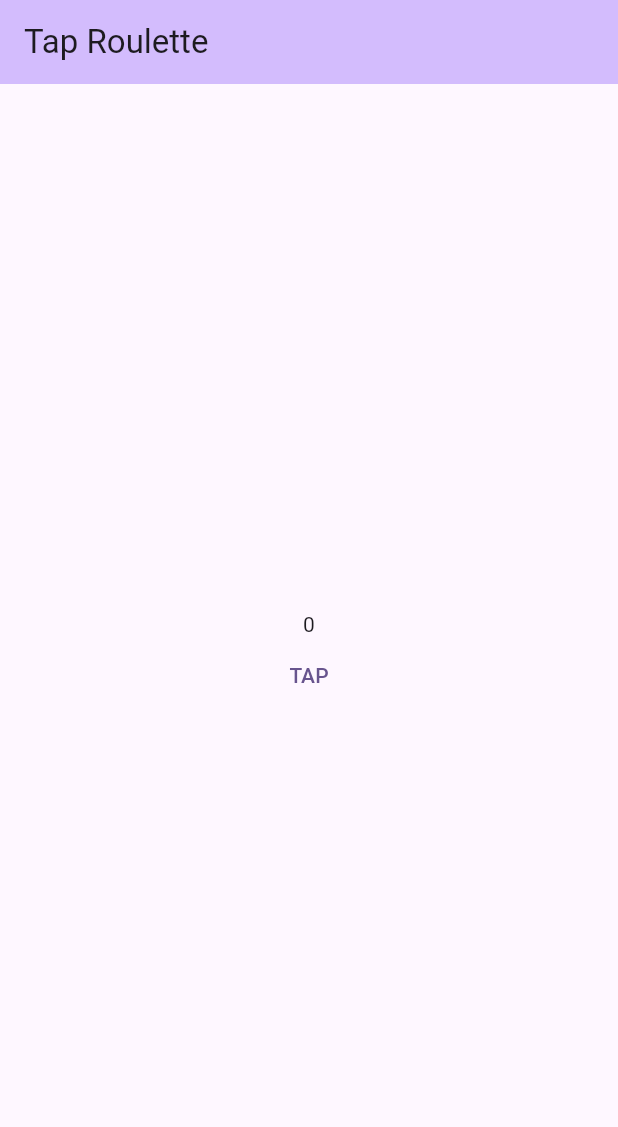
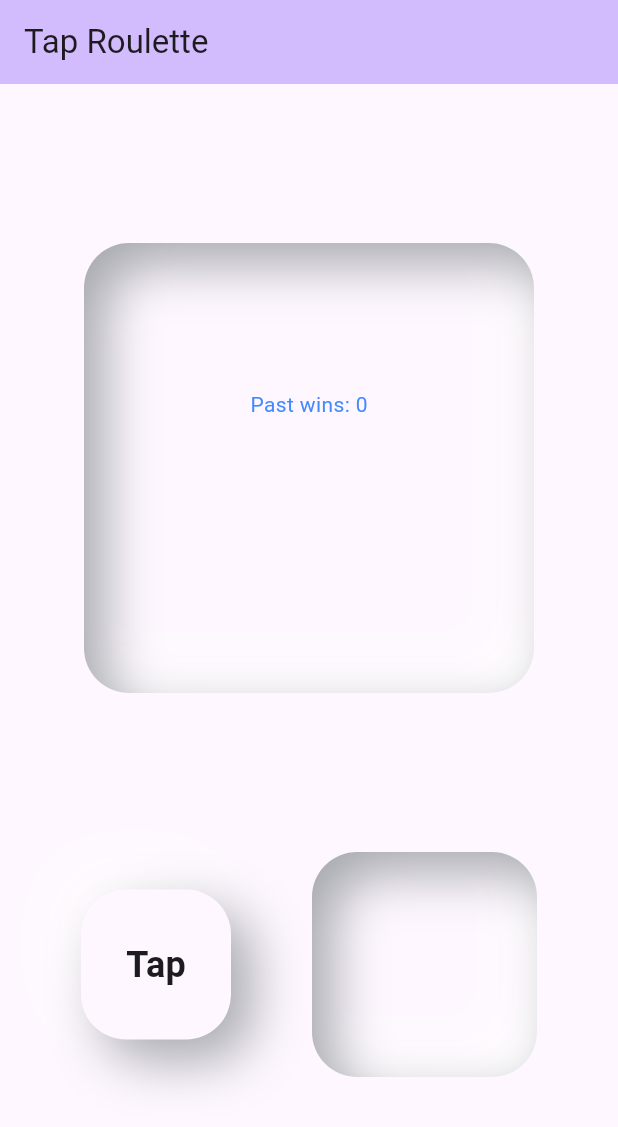
Before and after one commit to Michelphoenix98/tap_roulette, a Flutter app: the screen it shows after launch, on a phone screen of 412 x 824 dp. Shown: the top 1127 px of the screen. Run offline on Flutter 3.47's test engine with Material 3 defaults, Android fonts, the phone set to English and light mode, and no system bars; our stand-ins replace confetti, flutter_bloc, flutter_inset_box_shadow, freezed_annotation, hive; accounts and stored records are empty.

Commit message:
feat: fix beta

```diff
--- /dev/null
+++ b/lib/src/app/utils/string_utils.dart
@@ -0,0 +1,5 @@
+extension StringUtilsEx on String {
+  String capitalize() {
+    return "${this[0].toUpperCase()}${substring(1).toLowerCase()}";
+  }
+}
--- a/lib/src/home/blocs/home_tap/home_tap_cubit.dart
+++ b/lib/src/home/blocs/home_tap/home_tap_cubit.dart
@@ -30,11 +30,25 @@ class HomeTapCubit extends Cubit<HomeTapState> {
         ),
       );
     }
+    var isSuccess = randomNumber == currentSeconds;
     emit(
       state.copyWith(
-        result: randomNumber == currentSeconds ? HomeTapResult.success : HomeTapResult.retry,
+        randomNumber: randomNumber,
+        result: isSuccess ? HomeTapResult.success : HomeTapResult.retry,
         isLoading: false,
       ),
     );
+    if (isSuccess) {
+      await Future.delayed(
+        const Duration(milliseconds: 5000),
+      );
+
+      emit(
+        state.copyWith(
+          result: HomeTapResult.normal,
+          isLoading: false,
+        ),
+      );
+    }
   }
 }
--- a/lib/src/home/blocs/home_tap/home_tap_state.dart
+++ b/lib/src/home/blocs/home_tap/home_tap_state.dart
@@ -3,12 +3,14 @@ part of 'home_tap_cubit.dart';
 @freezed
 class HomeTapState with _$HomeTapState {
   const factory HomeTapState({
-    HomeTapResult? result,
+    @Default(HomeTapResult.normal) HomeTapResult result,
+    int? randomNumber,
     @Default(false) bool isLoading,
   }) = _HomeTapState;
 }
 
 enum HomeTapResult {
+  normal,
   success,
   retry,
 }
--- a/lib/src/home/views/tap_roulette_home_screen.dart
+++ b/lib/src/home/views/tap_roulette_home_screen.dart
@@ -1,20 +1,33 @@
+import 'dart:math';
+
+import 'package:confetti/confetti.dart';
 import 'package:flutter/material.dart';
 import 'package:flutter_bloc/flutter_bloc.dart';
 import 'package:tap_roulette/src/home/blocs/home_fetch/home_fetch_cubit.dart';
 import 'package:tap_roulette/src/home/blocs/home_tap/home_tap_cubit.dart';
 import 'package:tap_roulette/src/home/repositories/count/count.dart';
+import 'package:tap_roulette/src/home/widgets/random_number_display.dart';
+import 'package:tap_roulette/src/home/widgets/roulette_outcome_display.dart';
+import 'package:tap_roulette/src/home/widgets/tap_button.dart';
 
-class TapRouletteHomeScreen extends StatelessWidget {
+class TapRouletteHomeScreen extends StatefulWidget {
   const TapRouletteHomeScreen({super.key, required this.title});
 
   final String title;
+
+  @override
+  State<TapRouletteHomeScreen> createState() => _TapRouletteHomeScreenState();
+}
+
+class _TapRouletteHomeScreenState extends State<TapRouletteHomeScreen> {
+  final confettiController = ConfettiController();
 
   @override
   Widget build(BuildContext context) {
     return Scaffold(
       appBar: AppBar(
         backgroundColor: Theme.of(context).colorScheme.inversePrimary,
-        title: Text(title),
+        title: Text(widget.title),
       ),
       body: MultiBlocProvider(
         providers: [
@@ -30,31 +43,56 @@ class TapRouletteHomeScreen extends StatelessWidget {
           ),
         ],
         child: Builder(builder: (context) {
-          return Center(
-            child: Column(
-              mainAxisAlignment: MainAxisAlignment.center,
+          return BlocConsumer<HomeTapCubit, HomeTapState>(
+            listener: (_, state) {
+              if (state.result != null && state.result == HomeTapResult.success) {
+                confettiController.play();
+              }
+
+              if (state.result != null && state.result == HomeTapResult.normal) {
+                confettiController.stop();
+              }
+            },
+            builder: (_, state) => Center(
+              child: Stack(
+                alignment: Alignment.topCenter,
+                children: [
+                  Column(
+                    crossAxisAlignment: CrossAxisAlignment.center,
+                    mainAxisAlignment: MainAxisAlignment.spaceEvenly,
                     children: <Widget>[
-                BlocBuilder<HomeFetchCubit, HomeFetchState>(builder: (context, state) {
-                  return Text(state.count.toString());
-                }),
-                BlocBuilder<HomeTapCubit, HomeTapState>(builder: (context, state) {
-                  if (state.result == null) return SizedBox.shrink();
-
-                  return Text(state.result!.toString());
-                }),
-
-                TextButton(
-                  onPressed: () {
+                      const RouletteOutcomeDisplay(),
+                      Row(
+                        mainAxisAlignment: MainAxisAlignment.spaceEvenly,
+                        children: [
+                          TapButton(
+                            onTap: (state.result != HomeTapResult.success)
+                                ? () {
                                     print('tap!');
                                     context.read<HomeTapCubit>().onTap();
-                  },
-                  child: Text('TAP'),
+                                  }
+                                : () {},
+                            child: const Text(
+                              'Tap',
+                              style: TextStyle(fontWeight: FontWeight.w600, fontSize: 24),
+                            ),
+                          ),
+                          const RandomNumberDisplay(),
+                        ],
                       ),
                       // Text(
                       //   '$_counter 90',
                       //   style: Theme.of(context).textTheme.headlineMedium,
                       // ),
                     ],
+                  ),
+                  ConfettiWidget(
+                    emissionFrequency: 0.1,
+                    confettiController: confettiController,
+                    blastDirection: pi / 2,
+                  ),
+                ],
+              ),
             ),
           );
         }),
--- /dev/null
+++ b/lib/src/home/widgets/random_number_display.dart
@@ -0,0 +1,22 @@
+import 'package:flutter/material.dart';
+import 'package:flutter/material.dart';
+import 'package:flutter_bloc/flutter_bloc.dart';
+import 'package:tap_roulette/src/app/utils/string_utils.dart';
+import 'package:tap_roulette/src/home/blocs/home_fetch/home_fetch_cubit.dart';
+import 'package:tap_roulette/src/home/blocs/home_tap/home_tap_cubit.dart';
+import 'package:tap_roulette/src/home/widgets/text_box.dart';
+
+class RandomNumberDisplay extends StatelessWidget {
+  const RandomNumberDisplay({super.key});
+
+  @override
+  Widget build(BuildContext context) {
+    return BlocBuilder<HomeTapCubit, HomeTapState>(builder: (context, state) {
+      return TextBox(
+        height: 150,
+        width: 150,
+        child: Text((state.randomNumber ?? '').toString(), style: const TextStyle(fontSize: 28)),
+      );
+    });
+  }
+}
--- /dev/null
+++ b/lib/src/home/widgets/roulette_outcome_display.dart
@@ -0,0 +1,51 @@
+import 'package:flutter/material.dart';
+import 'package:flutter_bloc/flutter_bloc.dart';
+import 'package:tap_roulette/src/app/utils/string_utils.dart';
+import 'package:tap_roulette/src/home/blocs/home_fetch/home_fetch_cubit.dart';
+import 'package:tap_roulette/src/home/blocs/home_tap/home_tap_cubit.dart';
+import 'package:tap_roulette/src/home/widgets/text_box.dart';
+
+class RouletteOutcomeDisplay extends StatelessWidget {
+  const RouletteOutcomeDisplay({super.key});
+
+  @override
+  Widget build(BuildContext context) {
+    return BlocBuilder<HomeTapCubit, HomeTapState>(builder: (context, state) {
+      return TextBox(
+        height: 300,
+        width: 300,
+        child: Column(
+          mainAxisAlignment: MainAxisAlignment.center,
+          children: [
+            BlocBuilder<HomeFetchCubit, HomeFetchState>(builder: (context, state) {
+              return Text(
+                'Past wins: ${state.count.toString()}',
+                style: TextStyle(color: Colors.blueAccent),
+              );
+            }),
+            Column(
+              children: [
+                Text(
+                  state.result != HomeTapResult.normal
+                      ? '${state.result.name.toString().capitalize()}!'
+                      : '',
+                  style: const TextStyle(fontSize: 32),
+                ),
+              ],
+            ),
+            state.result == HomeTapResult.success
+                ? Icon(
+                    Icons.emoji_events,
+                    color: Colors.black54,
+                    size: 40,
+                  )
+                : SizedBox(
+                    width: 40,
+                    height: 40,
+                  ),
+          ],
+        ),
+      );
+    });
+  }
+}
--- /dev/null
+++ b/lib/src/home/widgets/tap_button.dart
@@ -0,0 +1,61 @@
+import 'package:flutter/material.dart' hide BoxDecoration, BoxShadow;
+import 'package:flutter_inset_box_shadow/flutter_inset_box_shadow.dart';
+
+class TapButton extends StatefulWidget {
+  final VoidCallback onTap;
+  final Widget child;
+  const TapButton({
+    super.key,
+    required this.onTap,
+    required this.child,
+  });
+
+  @override
+  State<TapButton> createState() => _TapButtonState();
+}
+
+class _TapButtonState extends State<TapButton> {
+  bool _isPressed = false;
+  @override
+  Widget build(BuildContext context) {
+    final _distance = _isPressed ? const Offset(5, 5) : const Offset(14, 14);
+    final double blur = _isPressed ? 5.0 : 30.0;
+    return Listener(
+      onPointerUp: (_) => setState(() => _isPressed = !_isPressed),
+      onPointerDown: (_) {
+        setState(() => _isPressed = !_isPressed);
+        widget.onTap.call();
+      },
+      child: AnimatedContainer(
+        duration: const Duration(
+          milliseconds: 250,
+        ),
+        decoration: BoxDecoration(
+          borderRadius: BorderRadius.circular(30),
+          color: Theme.of(context).scaffoldBackgroundColor,
+          boxShadow: [
+            BoxShadow(
+              blurRadius: blur,
+              color: Colors.white,
+              offset: -_distance,
+              inset: _isPressed,
+            ),
+            BoxShadow(
+              blurRadius: blur,
+              color: const Color(
+                0xFFA7A9AF,
+              ),
+              offset: _distance,
+              inset: _isPressed,
+            )
+          ],
+        ),
+        child: SizedBox(
+          height: 100,
+          width: 100,
+          child: Center(child: widget.child),
+        ),
+      ),
+    );
+  }
+}
--- /dev/null
+++ b/lib/src/home/widgets/text_box.dart
@@ -0,0 +1,46 @@
+import 'package:flutter/material.dart' hide BoxDecoration, BoxShadow;
+import 'package:flutter_inset_box_shadow/flutter_inset_box_shadow.dart';
+
+class TextBox extends StatelessWidget {
+  const TextBox({
+    super.key,
+    required this.child,
+    this.height = 200,
+    this.width = 200,
+  });
+  final Widget child;
+  final double height;
+  final double width;
+  final _distance = const Offset(14, 14);
+  final double blur = 30.0;
+  @override
+  Widget build(BuildContext context) {
+    return Container(
+      decoration: BoxDecoration(
+        borderRadius: BorderRadius.circular(30),
+        color: Theme.of(context).scaffoldBackgroundColor,
+        boxShadow: [
+          BoxShadow(
+            blurRadius: blur,
+            color: Colors.white,
+            offset: -_distance,
+            inset: true,
+          ),
+          BoxShadow(
+            blurRadius: blur,
+            color: const Color(
+              0xFFA7A9AF,
+            ),
+            offset: _distance,
+            inset: true,
+          )
+        ],
+      ),
+      child: SizedBox(
+        height: height,
+        width: width,
+        child: Center(child: child),
+      ),
+    );
+  }
+}
--- a/pubspec.yaml
+++ b/pubspec.yaml
@@ -42,6 +42,8 @@ dependencies:
   flutter_bloc: ^8.1.3
   path: ^1.8.3
   path_provider: ^2.1.1
+  flutter_inset_box_shadow: ^1.0.8
+  confetti: ^0.7.0
 
 dev_dependencies:
   flutter_test:
```
Also changed, not shown: lib/src/home/blocs/home_tap/home_tap_cubit.freezed.dart, pubspec.lock. Lines whose indentation alone changed are shown as unchanged.
